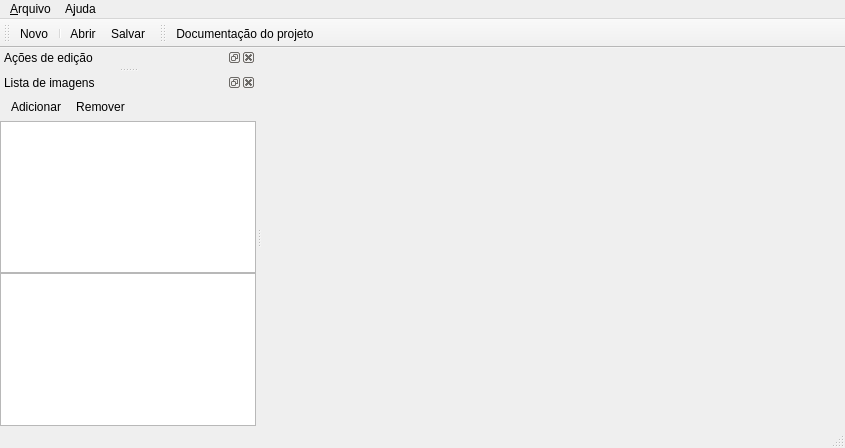
This is fat/mainwindow.ui in luigivieira/F3 as Qt 5 draws it before an edit. The edited form follows.
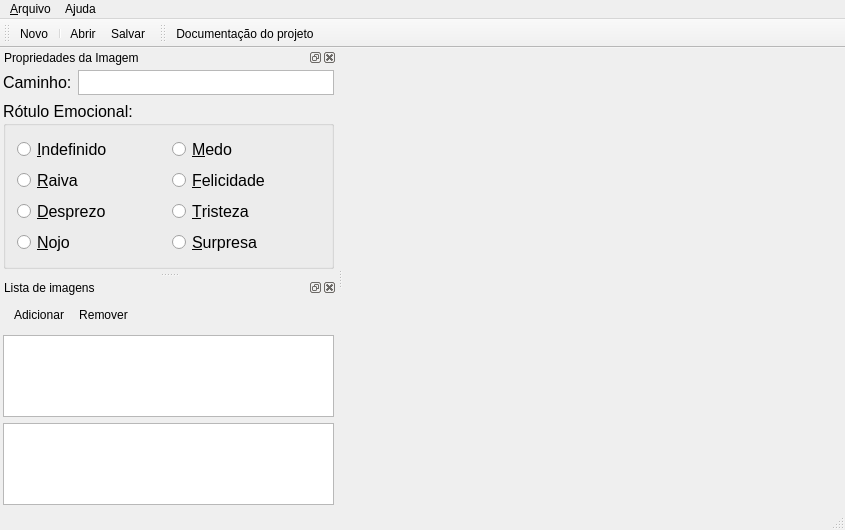
This is the edited form. Icons and pictures are not drawn.

Commit message: Added the radio buttons for the emotion labels

Diff of the .ui file:
```diff
--- a/fat/mainwindow.ui
+++ b/fat/mainwindow.ui
@@ -7,7 +7,7 @@
     <x>0</x>
     <y>0</y>
     <width>845</width>
-    <height>448</height>
+    <height>530</height>
    </rect>
   </property>
   <property name="windowTitle">
@@ -137,12 +137,270 @@
   </widget>
   <widget class="QDockWidget" name="dockActions">
    <property name="windowTitle">
-    <string>Ações de edição</string>
+    <string>Propriedades da Imagem</string>
    </property>
    <attribute name="dockWidgetArea">
     <number>1</number>
    </attribute>
-   <widget class="QWidget" name="Content"/>
+   <widget class="QWidget" name="Content">
+    <layout class="QVBoxLayout" name="verticalLayout_2">
+     <property name="leftMargin">
+      <number>3</number>
+     </property>
+     <property name="topMargin">
+      <number>3</number>
+     </property>
+     <property name="rightMargin">
+      <number>3</number>
+     </property>
+     <property name="bottomMargin">
+      <number>3</number>
+     </property>
+     <item>
+      <layout class="QHBoxLayout" name="horizontalLayout">
+       <property name="sizeConstraint">
+        <enum>QLayout::SetMaximumSize</enum>
+       </property>
+       <item>
+        <widget class="QLabel" name="label">
+         <property name="font">
+          <font>
+           <pointsize>12</pointsize>
+          </font>
+         </property>
+         <property name="text">
+          <string>Caminho:</string>
+         </property>
+        </widget>
+       </item>
+       <item>
+        <widget class="QTextEdit" name="textFileName">
+         <property name="maximumSize">
+          <size>
+           <width>16777215</width>
+           <height>25</height>
+          </size>
+         </property>
+         <property name="readOnly">
+          <bool>true</bool>
+         </property>
+        </widget>
+       </item>
+      </layout>
+     </item>
+     <item>
+      <widget class="QGroupBox" name="groupEmotions">
+       <property name="font">
+        <font>
+         <pointsize>12</pointsize>
+        </font>
+       </property>
+       <property name="title">
+        <string>Rótulo Emocional:</string>
+       </property>
+       <layout class="QGridLayout" name="gridLayout_2">
+        <item row="3" column="1">
+         <widget class="QRadioButton" name="radioAnger">
+          <property name="toolTip">
+           <string>Indica que a imagem da face contém uma expressão de raiva</string>
+          </property>
+          <property name="text">
+           <string>&amp;Raiva</string>
+          </property>
+          <property name="icon">
+           <iconset resource="resources.qrc">
+            <normaloff>:/icons/resources/icons/emotion-anger.png</normaloff>:/icons/resources/icons/emotion-anger.png</iconset>
+          </property>
+          <property name="iconSize">
+           <size>
+            <width>24</width>
+            <height>24</height>
+           </size>
+          </property>
+          <property name="shortcut">
+           <string>Ctrl+1</string>
+          </property>
+         </widget>
+        </item>
+        <item row="4" column="1">
+         <widget class="QRadioButton" name="radioContempt">
+          <property name="toolTip">
+           <string>Indica que a imagem da face contém uma expressão de desprezo</string>
+          </property>
+          <property name="text">
+           <string>&amp;Desprezo</string>
+          </property>
+          <property name="icon">
+           <iconset resource="resources.qrc">
+            <normaloff>:/icons/resources/icons/emotion-contempt.png</normaloff>:/icons/resources/icons/emotion-contempt.png</iconset>
+          </property>
+          <property name="iconSize">
+           <size>
+            <width>24</width>
+            <height>24</height>
+           </size>
+          </property>
+          <property name="shortcut">
+           <string>Ctrl+2</string>
+          </property>
+         </widget>
+        </item>
+        <item row="2" column="1">
+         <widget class="QRadioButton" name="radioUndefined">
+          <property name="toolTip">
+           <string>Indica que a imagem da face contém uma expressão indefinida</string>
+          </property>
+          <property name="text">
+           <string>&amp;Indefinido</string>
+          </property>
+          <property name="icon">
+           <iconset resource="resources.qrc">
+            <normaloff>:/icons/resources/icons/emotion-undefined.png</normaloff>:/icons/resources/icons/emotion-undefined.png</iconset>
+          </property>
+          <property name="iconSize">
+           <size>
+            <width>24</width>
+            <height>24</height>
+           </size>
+          </property>
+          <property name="shortcut">
+           <string>Ctrl+0</string>
+          </property>
+         </widget>
+        </item>
+        <item row="5" column="1">
+         <widget class="QRadioButton" name="radioDisgust">
+          <property name="toolTip">
+           <string>Indica que a imagem da face contém uma expressão de nojo</string>
+          </property>
+          <property name="text">
+           <string>&amp;Nojo</string>
+          </property>
+          <property name="icon">
+           <iconset resource="resources.qrc">
+            <normaloff>:/icons/resources/icons/emotion-disgust.png</normaloff>:/icons/resources/icons/emotion-disgust.png</iconset>
+          </property>
+          <property name="iconSize">
+           <size>
+            <width>24</width>
+            <height>24</height>
+           </size>
+          </property>
+          <property name="shortcut">
+           <string>Ctrl+3</string>
+          </property>
+         </widget>
+        </item>
+        <item row="2" column="2">
+         <widget class="QRadioButton" name="radioFear">
+          <property name="toolTip">
+           <string>Indica que a imagem da face contém uma expressão de medo</string>
+          </property>
+          <property name="text">
+           <string>&amp;Medo</string>
+          </property>
+          <property name="icon">
+           <iconset resource="resources.qrc">
+            <normaloff>:/icons/resources/icons/emotion-fear.png</normaloff>:/icons/resources/icons/emotion-fear.png</iconset>
+          </property>
+          <property name="iconSize">
+           <size>
+            <width>24</width>
+            <height>24</height>
+           </size>
+          </property>
+          <property name="shortcut">
+           <string>Ctrl+4</string>
+          </property>
+         </widget>
+        </item>
+        <item row="3" column="2">
+         <widget class="QRadioButton" name="radioHappiness">
+          <property name="toolTip">
+           <string>Indica que a imagem da face contém uma expressão de felicidade</string>
+          </property>
+          <property name="text">
+           <string>&amp;Felicidade</string>
+          </property>
+          <property name="icon">
+           <iconset resource="resources.qrc">
+            <normaloff>:/icons/resources/icons/emotion-happiness.png</normaloff>:/icons/resources/icons/emotion-happiness.png</iconset>
+          </property>
+          <property name="iconSize">
+           <size>
+            <width>24</width>
+            <height>24</height>
+           </size>
+          </property>
+          <property name="shortcut">
+           <string>Ctrl+5</string>
+          </property>
+         </widget>
+        </item>
+        <item row="4" column="2">
+         <widget class="QRadioButton" name="radioSadness">
+          <property name="toolTip">
+           <string>Indica que a imagem da face contém uma expressão de tristeza</string>
+          </property>
+          <property name="text">
+           <string>&amp;Tristeza</string>
+          </property>
+          <property name="icon">
+           <iconset resource="resources.qrc">
+            <normaloff>:/icons/resources/icons/emotion-sadness.png</normaloff>:/icons/resources/icons/emotion-sadness.png</iconset>
+          </property>
+          <property name="iconSize">
+           <size>
+            <width>24</width>
+            <height>24</height>
+           </size>
+          </property>
+          <property name="shortcut">
+           <string>Ctrl+6</string>
+          </property>
+         </widget>
+        </item>
+        <item row="5" column="2">
+         <widget class="QRadioButton" name="radioSurprise">
+          <property name="toolTip">
+           <string>Indica que a imagem da face contém uma expressão de surpresa</string>
+          </property>
+          <property name="text">
+           <string>&amp;Surpresa</string>
+          </property>
+          <property name="icon">
+           <iconset resource="resources.qrc">
+            <normaloff>:/icons/resources/icons/emotion-surprise.png</normaloff>:/icons/resources/icons/emotion-surprise.png</iconset>
+          </property>
+          <property name="iconSize">
+           <size>
+            <width>24</width>
+            <height>24</height>
+           </size>
+          </property>
+          <property name="shortcut">
+           <string>Ctrl+7</string>
+          </property>
+         </widget>
+        </item>
+       </layout>
+      </widget>
+     </item>
+     <item>
+      <spacer name="verticalSpacer">
+       <property name="orientation">
+        <enum>Qt::Vertical</enum>
+       </property>
+       <property name="sizeHint" stdset="0">
+        <size>
+         <width>20</width>
+         <height>40</height>
+        </size>
+       </property>
+      </spacer>
+     </item>
+    </layout>
+   </widget>
   </widget>
   <widget class="QDockWidget" name="dockImages">
    <property name="windowTitle">
@@ -154,19 +412,22 @@
    <widget class="QWidget" name="Content_2">
     <layout class="QGridLayout" name="gridLayout">
      <property name="leftMargin">
-      <number>0</number>
+      <number>3</number>
      </property>
      <property name="topMargin">
-      <number>0</number>
+      <number>3</number>
      </property>
      <property name="rightMargin">
-      <number>0</number>
+      <number>3</number>
      </property>
      <property name="bottomMargin">
-      <number>0</number>
+      <number>3</number>
      </property>
-     <property name="spacing">
-      <number>0</number>
+     <property name="horizontalSpacing">
+      <number>3</number>
+     </property>
+     <property name="verticalSpacing">
+      <number>6</number>
      </property>
      <item row="0" column="0">
       <widget class="QToolBar" name="imagesToolbar">
@@ -175,8 +436,8 @@
        </property>
        <property name="iconSize">
         <size>
-         <width>16</width>
-         <height>16</height>
+         <width>24</width>
+         <height>24</height>
         </size>
        </property>
        <property name="floatable">
```
Left out of the diff: 2 changed lines with no effect on the pictures. The commit also changes 1 other file.
